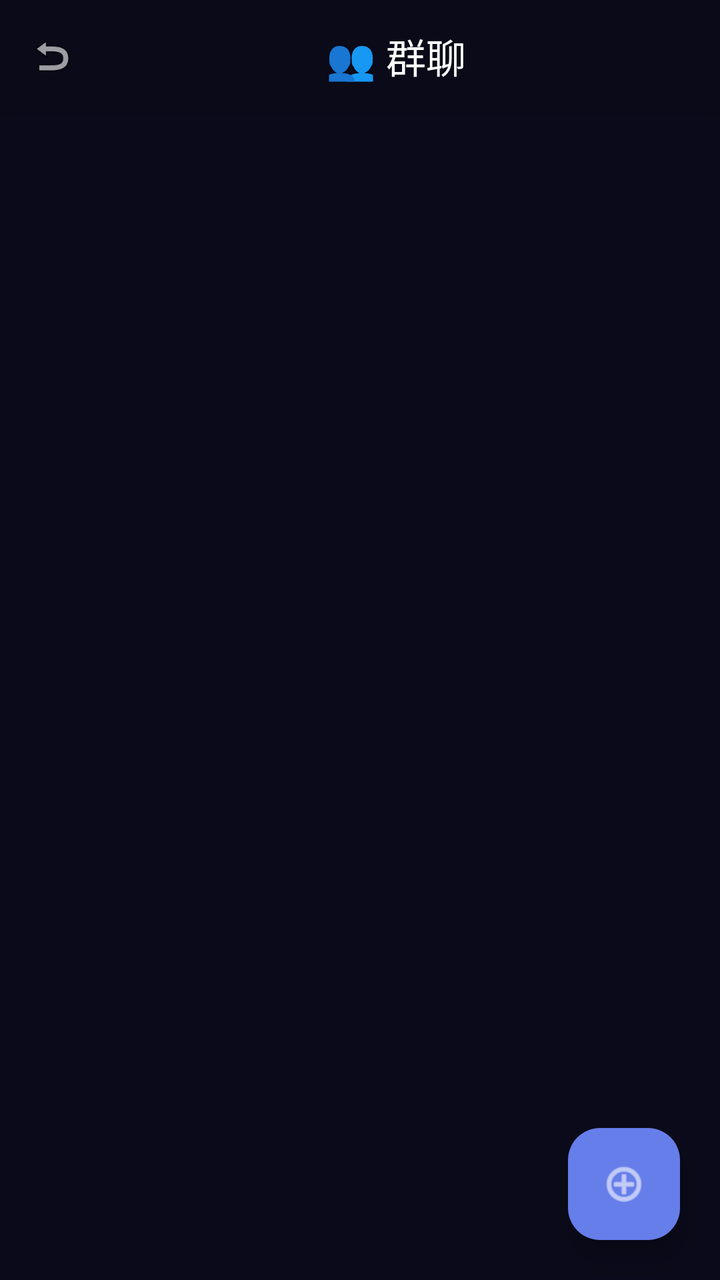
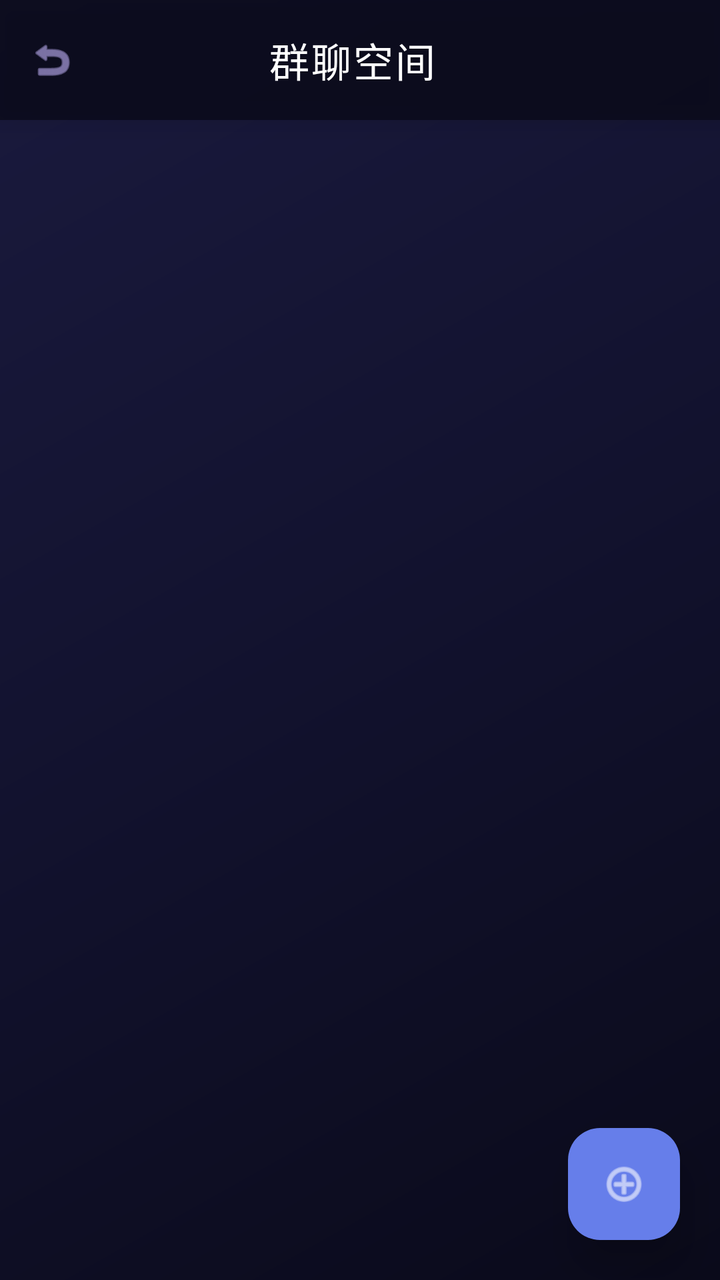

Compare the two renders of this Android layout. The source of the first and the diff that turns it into the second are given below.
<!-- AndroidManifest.xml: activity theme Theme.Companion -->
<!-- res/layout/activity_group_chat_list.xml -->
<?xml version="1.0" encoding="utf-8"?>
<FrameLayout xmlns:android="http://schemas.android.com/apk/res/android"
    xmlns:app="http://schemas.android.com/apk/res-auto"
    android:layout_width="match_parent"
    android:layout_height="match_parent"
    android:background="#0a0a1a">

    <LinearLayout
        android:layout_width="match_parent"
        android:layout_height="match_parent"
        android:orientation="vertical">

        <LinearLayout
            android:layout_width="match_parent"
            android:layout_height="56dp"
            android:orientation="horizontal"
            android:gravity="center_vertical"
            android:background="#cc0a0a1a"
            android:elevation="6dp"
            android:paddingStart="4dp"
            android:paddingEnd="12dp">

            <ImageView
                android:id="@+id/btn_back"
                android:layout_width="44dp"
                android:layout_height="44dp"
                android:src="@android:drawable/ic_menu_revert"
                android:padding="10dp"
                android:background="?attr/selectableItemBackgroundBorderless"
                android:contentDescription="返回" />

            <TextView
                android:layout_width="0dp"
                android:layout_height="wrap_content"
                android:layout_weight="1"
                android:text="👥 群聊"
                android:textSize="20sp"
                android:textColor="@android:color/white"
                android:fontFamily="sans-serif-medium"
                android:gravity="center" />
        </LinearLayout>

        <androidx.recyclerview.widget.RecyclerView
            android:id="@+id/rv_groups"
            android:layout_width="match_parent"
            android:layout_height="0dp"
            android:layout_weight="1"
            android:clipToPadding="false"
            android:padding="10dp" />

        <TextView
            android:id="@+id/tv_empty_hint"
            android:layout_width="match_parent"
            android:layout_height="0dp"
            android:layout_weight="1"
            android:text="还没有群聊\n点击右下角 + 创建一个群聊吧"
            android:textSize="14sp"
            android:textColor="#556677"
            android:gravity="center"
            android:visibility="gone" />
    </LinearLayout>

    <com.google.android.material.floatingactionbutton.FloatingActionButton
        android:id="@+id/fab_add_group"
        android:layout_width="wrap_content"
        android:layout_height="wrap_content"
        android:layout_gravity="bottom|end"
        android:layout_margin="20dp"
        android:src="@android:drawable/ic_menu_add"
        app:tint="@android:color/white"
        app:backgroundTint="#667eea"
        app:elevation="8dp"
        app:borderWidth="0dp"
        android:contentDescription="创建群聊" />
</FrameLayout>
<!-- resources referenced by this layout -->
<resources>
  <style name="Theme.Companion" parent="Theme.Material3.DayNight.NoActionBar">
          <item name="colorPrimary">@color/accent_blue</item>
          <item name="colorPrimaryVariant">@color/purple_700</item>
          <item name="colorOnPrimary">@color/white</item>
          <item name="colorSecondary">@color/accent_cyan</item>
          <item name="colorSecondaryVariant">@color/teal_700</item>
          <item name="colorSurface">@color/surface_dark</item>
          <item name="colorOnSurface">@color/text_primary</item>
          <item name="android:statusBarColor">@color/bg_start</item>
          <item name="android:navigationBarColor">@color/bg_start</item>
          <item name="android:windowBackground">@color/bg_start</item>
  
          <item name="android:activityOpenEnterAnimation">@anim/slide_in_right</item>
          <item name="android:activityOpenExitAnimation">@anim/fade_out</item>
          <item name="android:activityCloseEnterAnimation">@anim/fade_in</item>
          <item name="android:activityCloseExitAnimation">@anim/slide_out_left</item>
  
          <item name="android:windowEnterTransition">@android:transition/fade</item>
          <item name="android:windowExitTransition">@android:transition/fade</item>
  
          <item name="android:colorEdgeEffect">@color/accent_purple</item>
      </style>
  <color name="accent_blue">#667eea</color>
  <color name="purple_700">#FF3700B3</color>
  <color name="white">#FFFFFFFF</color>
  <color name="accent_cyan">#64ffda</color>
  <color name="teal_700">#FF018786</color>
  <color name="surface_dark">#14142a</color>
  <color name="text_primary">#ececf4</color>
  <color name="bg_start">#0a0a1a</color>
  <color name="accent_purple">#c4b5fd</color>
</resources>

<!-- the commit's change to res/layout/activity_group_chat_list.xml (unified diff, before → after) -->
@@ -3,7 +3,7 @@
     xmlns:app="http://schemas.android.com/apk/res-auto"
     android:layout_width="match_parent"
     android:layout_height="match_parent"
-    android:background="#0a0a1a">
+    android:background="@drawable/bg_gradient">
 
     <LinearLayout
         android:layout_width="match_parent"
@@ -12,11 +12,11 @@
 
         <LinearLayout
             android:layout_width="match_parent"
-            android:layout_height="56dp"
+            android:layout_height="60dp"
             android:orientation="horizontal"
             android:gravity="center_vertical"
             android:background="#cc0a0a1a"
-            android:elevation="6dp"
+            android:elevation="8dp"
             android:paddingStart="4dp"
             android:paddingEnd="12dp">
 
@@ -27,37 +27,71 @@
                 android:src="@android:drawable/ic_menu_revert"
                 android:padding="10dp"
                 android:background="?attr/selectableItemBackgroundBorderless"
+                app:tint="#c4b5fd"
                 android:contentDescription="返回" />
 
             <TextView
                 android:layout_width="0dp"
                 android:layout_height="wrap_content"
                 android:layout_weight="1"
-                android:text="👥 群聊"
+                android:text="群聊空间"
                 android:textSize="20sp"
                 android:textColor="@android:color/white"
                 android:fontFamily="sans-serif-medium"
-                android:gravity="center" />
+                android:gravity="center"
+                android:letterSpacing="0.05" />
+
+            <View
+                android:layout_width="44dp"
+                android:layout_height="44dp" />
         </LinearLayout>
 
-        <androidx.recyclerview.widget.RecyclerView
-            android:id="@+id/rv_groups"
+        <FrameLayout
             android:layout_width="match_parent"
             android:layout_height="0dp"
-            android:layout_weight="1"
-            android:clipToPadding="false"
-            android:padding="10dp" />
+            android:layout_weight="1">
 
-        <TextView
-            android:id="@+id/tv_empty_hint"
-            android:layout_width="match_parent"
-            android:layout_height="0dp"
-            android:layout_weight="1"
-            android:text="还没有群聊\n点击右下角 + 创建一个群聊吧"
-            android:textSize="14sp"
-            android:textColor="#556677"
-            android:gravity="center"
-            android:visibility="gone" />
+            <androidx.recyclerview.widget.RecyclerView
+                android:id="@+id/rv_groups"
+                android:layout_width="match_parent"
+                android:layout_height="match_parent"
+                android:clipToPadding="false"
+                android:padding="12dp"
+                android:paddingBottom="80dp" />
+
+            <LinearLayout
+                android:id="@+id/tv_empty_hint"
+                android:layout_width="match_parent"
+                android:layout_height="match_parent"
+                android:orientation="vertical"
+                android:gravity="center"
+                android:visibility="gone">
+
+                <TextView
+                    android:layout_width="wrap_content"
+                    android:layout_height="wrap_content"
+                    android:text="💬"
+                    android:textSize="56sp"
+                    android:alpha="0.5" />
+
+                <TextView
+                    android:layout_width="wrap_content"
+                    android:layout_height="wrap_content"
+                    android:text="还没有群聊"
+                    android:textSize="18sp"
+                    android:textColor="#8899bb"
+                    android:fontFamily="sans-serif-medium"
+                    android:layout_marginTop="16dp" />
+
+                <TextView
+                    android:layout_width="wrap_content"
+                    android:layout_height="wrap_content"
+                    android:text="点击右下角按钮创建一个群聊吧"
+                    android:textSize="13sp"
+                    android:textColor="#556677"
+                    android:layout_marginTop="8dp" />
+            </LinearLayout>
+        </FrameLayout>
     </LinearLayout>
 
     <com.google.android.material.floatingactionbutton.FloatingActionButton
@@ -69,7 +103,8 @@
         android:src="@android:drawable/ic_menu_add"
         app:tint="@android:color/white"
         app:backgroundTint="#667eea"
-        app:elevation="8dp"
+        app:elevation="12dp"
         app:borderWidth="0dp"
+        app:pressedTranslationZ="14dp"
         android:contentDescription="创建群聊" />
 </FrameLayout>
<!-- resource entries referenced after the edit -->
@@ -1,5 +1,16 @@
 <!-- resources referenced by this layout -->
 <resources>
+  <!-- drawable bg_gradient (drawable) -->
+  <?xml version="1.0" encoding="utf-8"?>
+  <shape xmlns:android="http://schemas.android.com/apk/res/android"
+      android:shape="rectangle">
+      <gradient
+          android:type="linear"
+          android:angle="135"
+          android:startColor="#0a0a1a"
+          android:centerColor="#12122e"
+          android:endColor="#1a1a3e" />
+  </shape>
   <style name="Theme.Companion" parent="Theme.Material3.DayNight.NoActionBar">
           <item name="colorPrimary">@color/accent_blue</item>
           <item name="colorPrimaryVariant">@color/purple_700</item>
